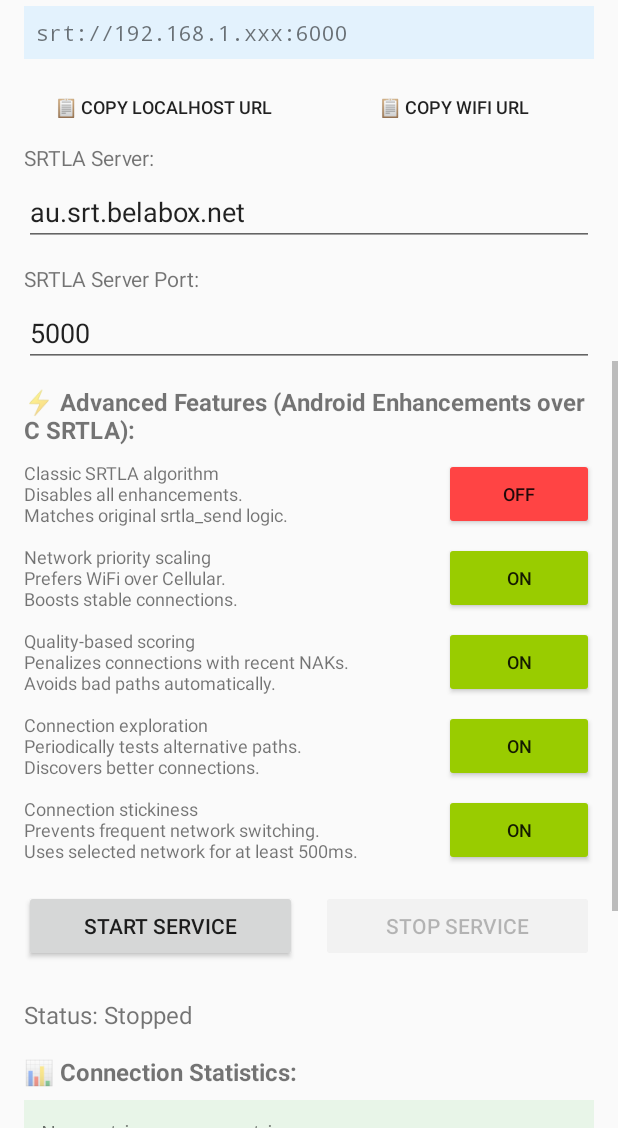
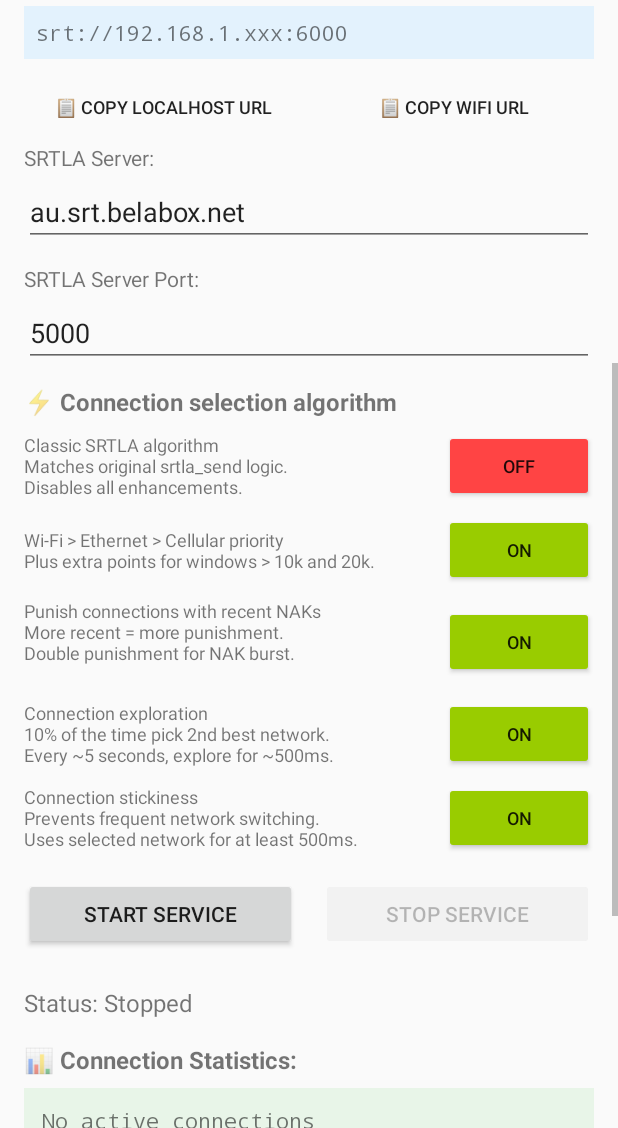
Before and after one commit to dimadesu/bond-bunny, an Android app: the screen it shows after launch (MainActivity), scrolled down 537 dp, on a phone screen of 412 x 824 dp, the part 108-1236 px from its top. Run offline under Robolectric (Android 15) with nearby library versions, the phone set to English and light mode, and no system bars.

Commit message:
Update explanations in UI to be easier to understand

```diff
--- a/src/main/res/layout/activity_main.xml
+++ b/src/main/res/layout/activity_main.xml
@@ -186,7 +186,7 @@
     <TextView
       android:layout_width="wrap_content"
       android:layout_height="wrap_content"
-      android:text="⚡ Advanced Features (Android Enhancements over C SRTLA):"
+      android:text="⚡ Connection selection algorithm"
       android:textSize="16sp"
       android:textStyle="bold"
       android:layout_marginBottom="8dp" />
@@ -203,7 +203,7 @@
         android:layout_width="0dp"
         android:layout_height="wrap_content"
         android:layout_weight="1"
-        android:text="Classic SRTLA algorithm\nDisables all enhancements.\nMatches original srtla_send logic."
+        android:text="Classic SRTLA algorithm\nMatches original srtla_send logic.\nDisables all enhancements."
         android:textSize="12sp" />
 
       <Button
@@ -229,7 +229,7 @@
         android:layout_width="0dp"
         android:layout_height="wrap_content"
         android:layout_weight="1"
-        android:text="Network priority scaling\nPrefers WiFi over Cellular.\nBoosts stable connections."
+        android:text="Wi-Fi > Ethernet > Cellular priority\nPlus extra points for windows > 10k and 20k."
         android:textSize="12sp" />
 
       <Button
@@ -255,7 +255,7 @@
         android:layout_width="0dp"
         android:layout_height="wrap_content"
         android:layout_weight="1"
-        android:text="Quality-based scoring\nPenalizes connections with recent NAKs.\nAvoids bad paths automatically."
+        android:text="Punish connections with recent NAKs\nMore recent = more punishment.\nDouble punishment for NAK burst.\n"
         android:textSize="12sp" />
 
       <Button
@@ -281,7 +281,7 @@
         android:layout_width="0dp"
         android:layout_height="wrap_content"
         android:layout_weight="1"
-        android:text="Connection exploration\nPeriodically tests alternative paths.\nDiscovers better connections."
+        android:text="Connection exploration\n10% of the time pick 2nd best network.\nEvery ~5 seconds, explore for ~500ms."
         android:textSize="12sp" />
 
       <Button
```
